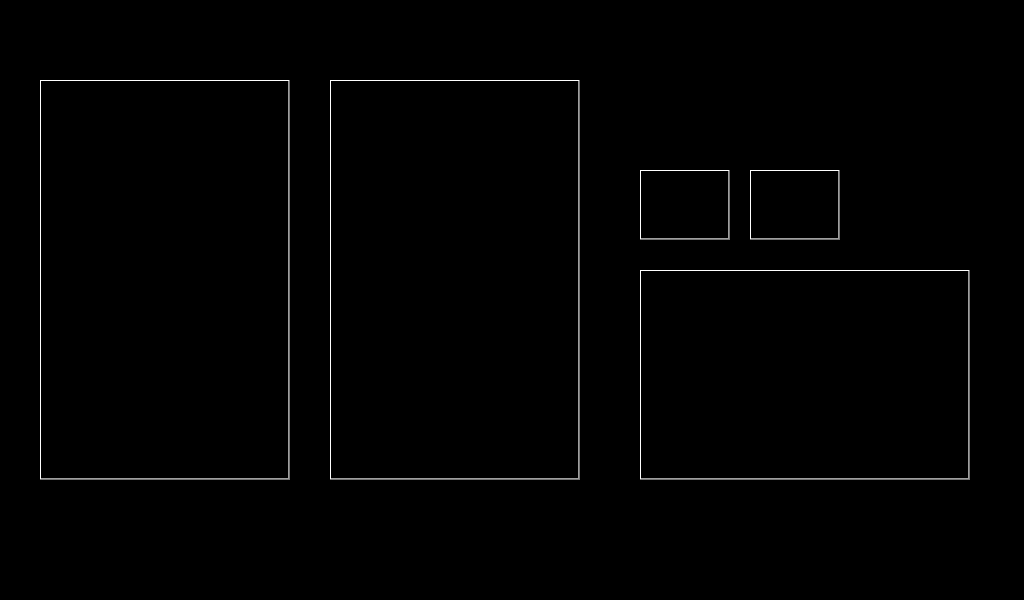
chohs1221/Capstone_Project, file ui_workspace/home.ui: the form before one commit.
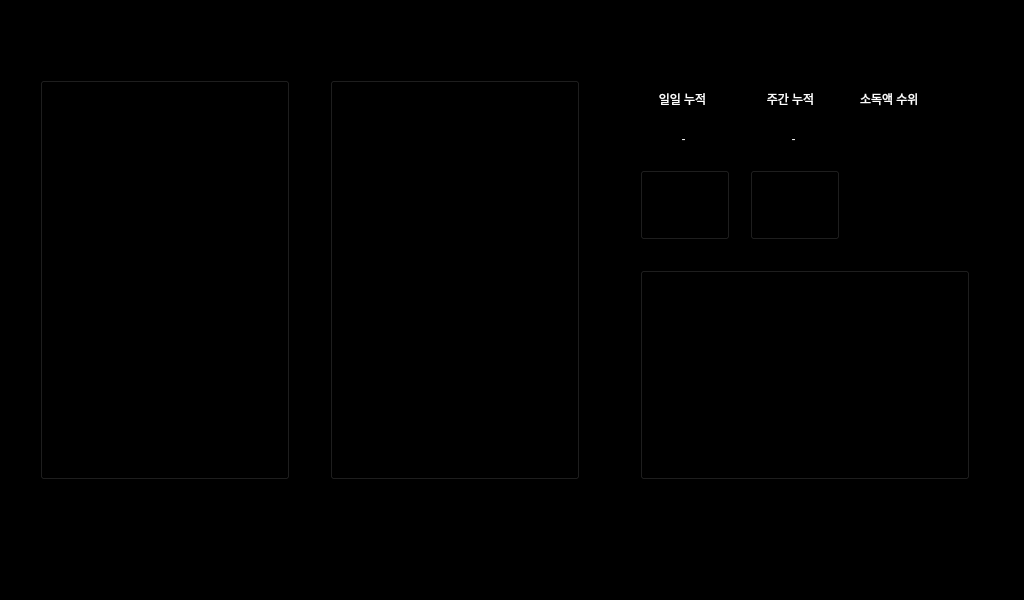
The form after the commit. Icons and pictures are not drawn.

The edit to the form file:
```diff
--- a/ui_workspace/home.ui
+++ b/ui_workspace/home.ui
@@ -17,7 +17,7 @@
    <string>MainWindow</string>
   </property>
   <property name="styleSheet">
-   <string notr="true">background-color: qlineargradient(spread:pad, x1:1, y1:1, x2:1, y2:1, stop:0 rgba(0, 0, 0, 255), stop:1 rgba(255, 255, 255, 255));</string>
+   <string notr="true">background-color: rgb(0, 0, 0);</string>
   </property>
   <widget class="QWidget" name="centralwidget">
    <widget class="QPushButton" name="q_btn_manager">
@@ -80,15 +80,19 @@
    <widget class="QLabel" name="label_2">
     <property name="geometry">
      <rect>
-      <x>870</x>
+      <x>860</x>
       <y>90</y>
-      <width>81</width>
+      <width>100</width>
       <height>17</height>
      </rect>
     </property>
     <property name="cursor">
      <cursorShape>ArrowCursor</cursorShape>
     </property>
+    <property name="styleSheet">
+     <string notr="true">font: 13pt &quot;Arial&quot;;
+color: white;</string>
+    </property>
     <property name="text">
      <string>소독액 수위</string>
     </property>
@@ -96,15 +100,19 @@
    <widget class="QLabel" name="label">
     <property name="geometry">
      <rect>
-      <x>650</x>
+      <x>640</x>
       <y>90</y>
-      <width>67</width>
+      <width>85</width>
       <height>17</height>
      </rect>
     </property>
     <property name="cursor">
      <cursorShape>ArrowCursor</cursorShape>
     </property>
+    <property name="styleSheet">
+     <string notr="true">font: 13pt &quot;Arial&quot;;
+color: white;</string>
+    </property>
     <property name="text">
      <string>일일 누적</string>
     </property>
@@ -124,6 +132,10 @@
     <property name="cursor">
      <cursorShape>ArrowCursor</cursorShape>
     </property>
+    <property name="styleSheet">
+     <string notr="true">font: 13pt &quot;Arial&quot;;
+color: white;</string>
+    </property>
     <property name="text">
      <string>-</string>
     </property>
@@ -143,6 +155,10 @@
     <property name="cursor">
      <cursorShape>ArrowCursor</cursorShape>
     </property>
+    <property name="styleSheet">
+     <string notr="true">font: 13pt &quot;Arial&quot;;
+color: white;</string>
+    </property>
     <property name="text">
      <string>-</string>
     </property>
@@ -162,6 +178,9 @@
     <property name="cursor">
      <cursorShape>ArrowCursor</cursorShape>
     </property>
+    <property name="styleSheet">
+     <string notr="true">border-image: url(:/img_btn/img_reset.jpg);</string>
+    </property>
     <property name="text">
      <string/>
     </property>
@@ -194,6 +213,10 @@
     <property name="cursor">
      <cursorShape>ArrowCursor</cursorShape>
     </property>
+    <property name="styleSheet">
+     <string notr="true">font: 13pt &quot;Arial&quot;;
+color: white;</string>
+    </property>
     <property name="text">
      <string>주간 누적</string>
     </property>
@@ -213,6 +236,10 @@
     <property name="cursor">
      <cursorShape>ArrowCursor</cursorShape>
     </property>
+    <property name="styleSheet">
+     <string notr="true">border-image: url(:/img_btn/img_reset.jpg);
+</string>
+    </property>
     <property name="text">
      <string/>
     </property>
```
